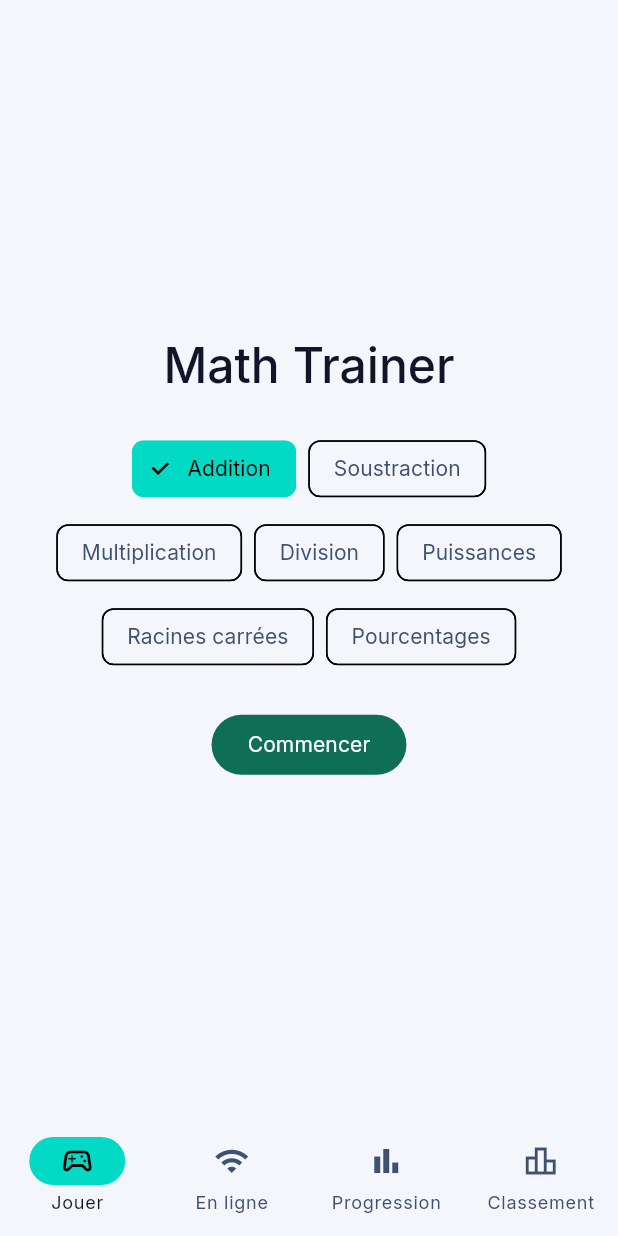
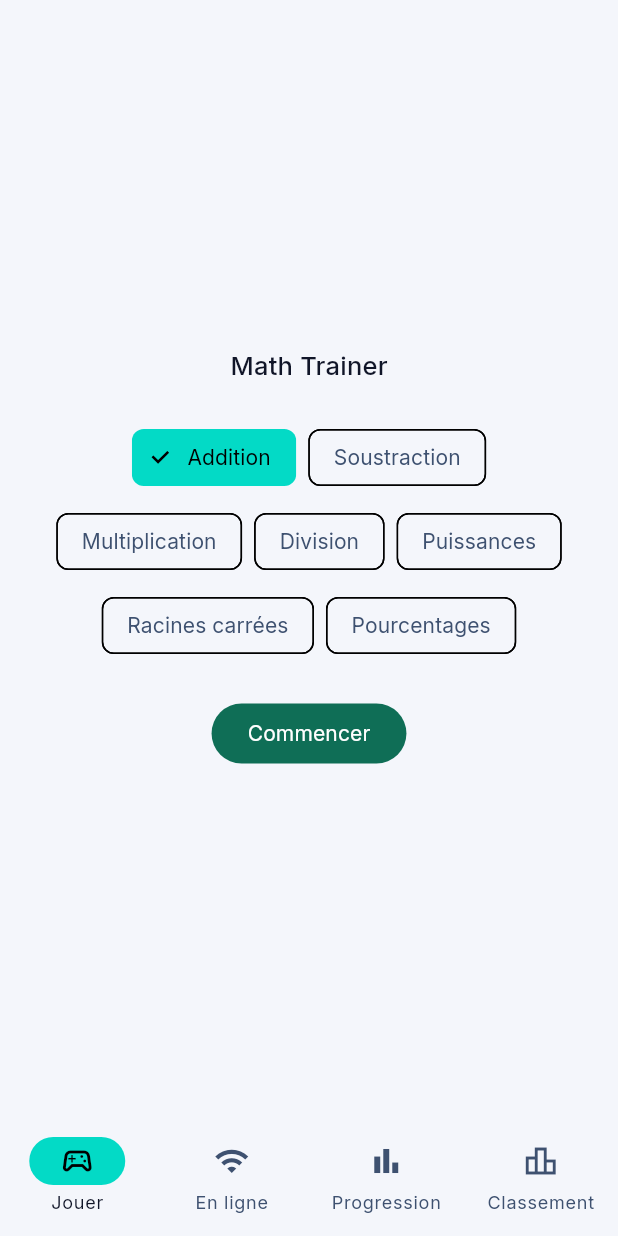
Before and after one commit to Geriogerg/Math-Trainer, a Flutter app: the screen it shows after launch, after a tap on "Soustraction", on a phone screen of 412 x 824 dp. Run offline on Flutter 3.47's test engine with Material 3 defaults, Android fonts, the phone set to English and light mode, and no system bars; our stand-ins replace shared_preferences, sqflite; accounts and stored records are empty.

Commit message:
Etape 5, commit B: theme et coherence (AppMetrics, titre unique, erreurs)
AppMetrics (padding racine, hauteur du pave fixe) en troisieme extension de
theme, sur le modele d'AppPalette/AppMotion. Titre d'ecran unifie sur
titleMedium (mapping 17sp/500 de doc/design.md, jusque-la headlineMedium vs
headlineSmall). Tous les Text restants citent un style explicite. Une seule
formulation d'erreur (texte decrit le probleme, le bouton deja visible porte
l'action) ; ProgressScreen reutilise EmptyState au lieu d'un etat ad hoc.
Goldens session/progress regeneres et relus.

```diff
--- a/lib/presentation/screens/empty_state.dart
+++ b/lib/presentation/screens/empty_state.dart
@@ -20,7 +20,11 @@ class EmptyState extends StatelessWidget {
       child: Column(
         mainAxisSize: MainAxisSize.min,
         children: [
-          Text(message, textAlign: TextAlign.center),
+          Text(
+            message,
+            textAlign: TextAlign.center,
+            style: Theme.of(context).textTheme.bodyLarge,
+          ),
           const SizedBox(height: 16),
           FilledButton(onPressed: onAction, child: Text(actionLabel)),
         ],
--- a/lib/presentation/screens/play_tab.dart
+++ b/lib/presentation/screens/play_tab.dart
@@ -3,6 +3,7 @@ import 'package:flutter/material.dart';
 import '../../composition_root.dart';
 import '../../core/domain/models/exercise_type.dart';
 import '../exercise_type_labels.dart';
+import '../theme/app_theme.dart';
 import 'session_flow_screen.dart';
 
 /// 2 types par défaut, pas 4 : avec `n_min` (4 depuis l'étape 4.2, 8
@@ -56,7 +57,10 @@ class _PlayTabState extends State<PlayTab> {
       // pas besoin d'un bouton dédié.
       setState(() {
         _isStarting = false;
-        _startError = 'Impossible de démarrer la session. Réessayez.';
+        // Pas de « Réessayez. » : le bouton Commencer, redevenu actif, porte
+        // déjà l'action (`doc/design.md` — un message d'erreur ne contient
+        // pas l'action).
+        _startError = 'Impossible de démarrer la session.';
       });
     }
   }
@@ -100,13 +104,14 @@ class _TypeSelectionView extends StatelessWidget {
 
   @override
   Widget build(BuildContext context) {
+    final theme = Theme.of(context);
     return Center(
       child: Padding(
-        padding: const EdgeInsets.all(24),
+        padding: theme.extension<AppMetrics>()!.rootPadding,
         child: Column(
           mainAxisAlignment: MainAxisAlignment.center,
           children: [
-            Text('Math Trainer', style: Theme.of(context).textTheme.headlineMedium),
+            Text('Math Trainer', style: theme.textTheme.titleMedium),
             const SizedBox(height: 24),
             Wrap(
               spacing: 8,
@@ -134,10 +139,13 @@ class _TypeSelectionView extends StatelessWidget {
             ),
             if (selectedTypes.isEmpty) ...[
               const SizedBox(height: 8),
-              const Text('Aucun type sélectionné.'),
+              Text('Aucun type sélectionné.', style: theme.textTheme.bodyMedium),
             ] else if (startError != null) ...[
               const SizedBox(height: 8),
-              Text(startError!, style: TextStyle(color: Theme.of(context).colorScheme.error)),
+              Text(
+                startError!,
+                style: theme.textTheme.bodyMedium?.copyWith(color: theme.colorScheme.error),
+              ),
             ],
           ],
         ),
--- a/lib/presentation/screens/session_flow_screen.dart
+++ b/lib/presentation/screens/session_flow_screen.dart
@@ -100,7 +100,9 @@ class _SessionFlowScreenState extends State<SessionFlowScreen> {
       if (!mounted) return;
       setState(() {
         _isRestarting = false;
-        _restartError = 'Impossible de relancer une session. Réessayez.';
+        // Pas de « Réessayez. » : le bouton Rejouer, redevenu actif, porte
+        // déjà l'action (`doc/design.md`).
+        _restartError = 'Impossible de relancer une session.';
       });
     }
   }
--- a/lib/presentation/theme/app_theme.dart
+++ b/lib/presentation/theme/app_theme.dart
@@ -1,12 +1,14 @@
+import 'dart:ui' show lerpDouble;
+
 import 'package:flutter/material.dart';
 
 /// Thème « nuit électrique » (`doc/design.md`) : palette, typographie et
 /// durées d'animation centralisées ici, jamais en dur dans un widget.
-/// `ColorScheme` couvre les rôles Material 3 usuels ; `AppPalette` et
-/// `AppMotion` couvrent ce qui n'a pas d'équivalent standard (texte discret,
-/// durées d'animation). Les deux modes doivent rester strictement
-/// symétriques dans leur structure : n'ajouter un champ que dans les deux
-/// fonctions à la fois.
+/// `ColorScheme` couvre les rôles Material 3 usuels ; `AppPalette`, `AppMotion`
+/// et `AppMetrics` couvrent ce qui n'a pas d'équivalent standard (texte
+/// discret, durées d'animation, tailles/paddings partagés). Les deux modes
+/// doivent rester strictement symétriques dans leur structure : n'ajouter un
+/// champ que dans les deux fonctions à la fois.
 
 const _fontFamily = 'Inter';
 
@@ -50,6 +52,13 @@ const _motion = AppMotion(
   levelUp: AnimationSpec(Duration(milliseconds: 600), Curves.easeOutCubic),
 );
 
+/// `rootPadding` : seule valeur commune aux trois variantes de padding racine
+/// qui coexistaient avant l'étape 5, commit B (`all(24)`, `fromLTRB(24,16,24,8)`,
+/// aucune). `keypadHeight` : `doc/design.md` impose une valeur fixe (jamais un
+/// ratio d'écran) mais n'en fixe pas le nombre — 300 reste proche du rendu
+/// antérieur (`0.38 × ~800 dp` sur un téléphone courant).
+const _metrics = AppMetrics(rootPadding: EdgeInsets.all(24), keypadHeight: 300);
+
 ThemeData _buildTheme({required ColorScheme colorScheme, required AppPalette palette}) {
   final base = ThemeData(
     useMaterial3: true,
@@ -60,7 +69,7 @@ ThemeData _buildTheme({required ColorScheme colorScheme, required AppPalette pal
 
   return base.copyWith(
     textTheme: _textThemeFor(base.textTheme),
-    extensions: [palette, _motion],
+    extensions: [palette, _motion, _metrics],
   );
 }
 
@@ -128,6 +137,33 @@ class AppPalette extends ThemeExtension<AppPalette> {
 }
 
 @immutable
+class AppMetrics extends ThemeExtension<AppMetrics> {
+  const AppMetrics({required this.rootPadding, required this.keypadHeight});
+
+  /// Padding uniforme du contenu racine de chaque écran.
+  final EdgeInsets rootPadding;
+
+  /// Hauteur fixe du pavé numérique (`doc/design.md` : jamais un ratio
+  /// d'écran — la mise en page ne doit pas bouger d'un appareil à l'autre).
+  final double keypadHeight;
+
+  @override
+  AppMetrics copyWith({EdgeInsets? rootPadding, double? keypadHeight}) => AppMetrics(
+    rootPadding: rootPadding ?? this.rootPadding,
+    keypadHeight: keypadHeight ?? this.keypadHeight,
+  );
+
+  @override
+  AppMetrics lerp(ThemeExtension<AppMetrics>? other, double t) {
+    if (other is! AppMetrics) return this;
+    return AppMetrics(
+      rootPadding: EdgeInsets.lerp(rootPadding, other.rootPadding, t) ?? rootPadding,
+      keypadHeight: lerpDouble(keypadHeight, other.keypadHeight, t) ?? keypadHeight,
+    );
+  }
+}
+
+@immutable
 class AnimationSpec {
   const AnimationSpec(this.duration, this.curve);
 
```
Also changed, not shown: lib/presentation/screens/coming_soon_screen.dart (+8 -5 lines), lib/presentation/screens/progress_screen.dart (+13 -11 lines), lib/presentation/screens/result_screen.dart (+12 -9 lines), lib/presentation/screens/session_screen.dart (+5 -5 lines), 6 other files.
